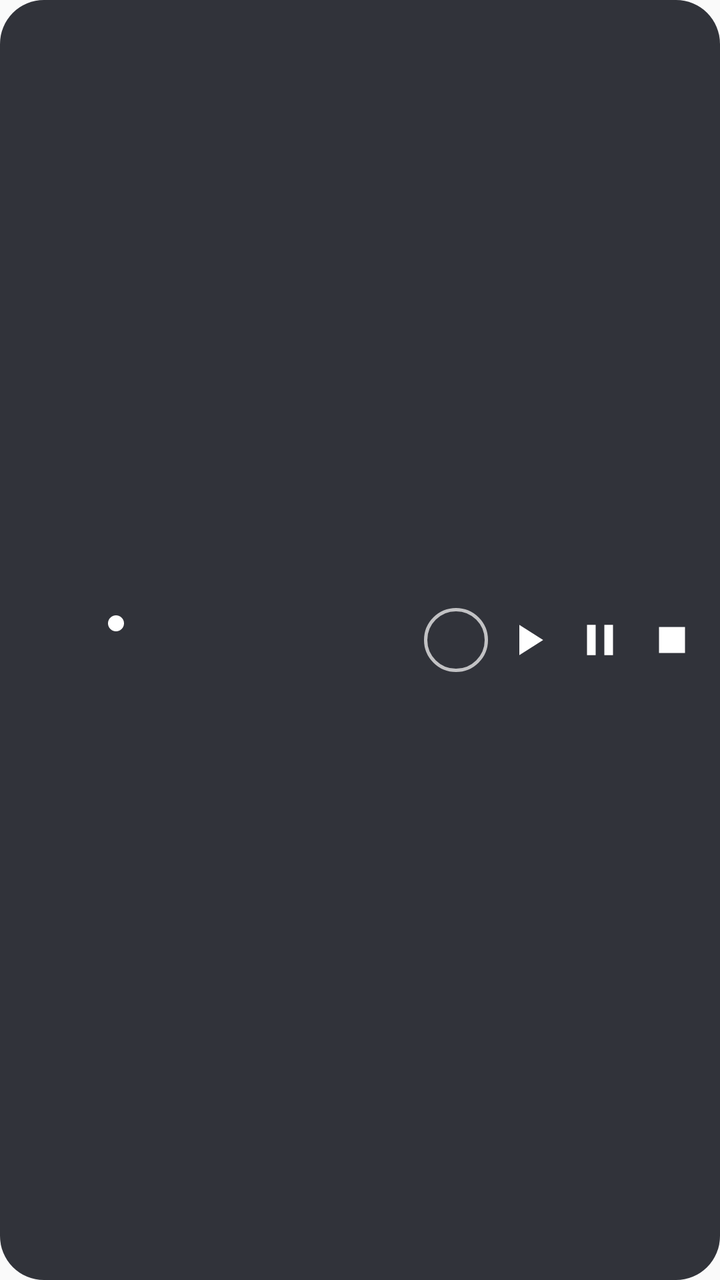
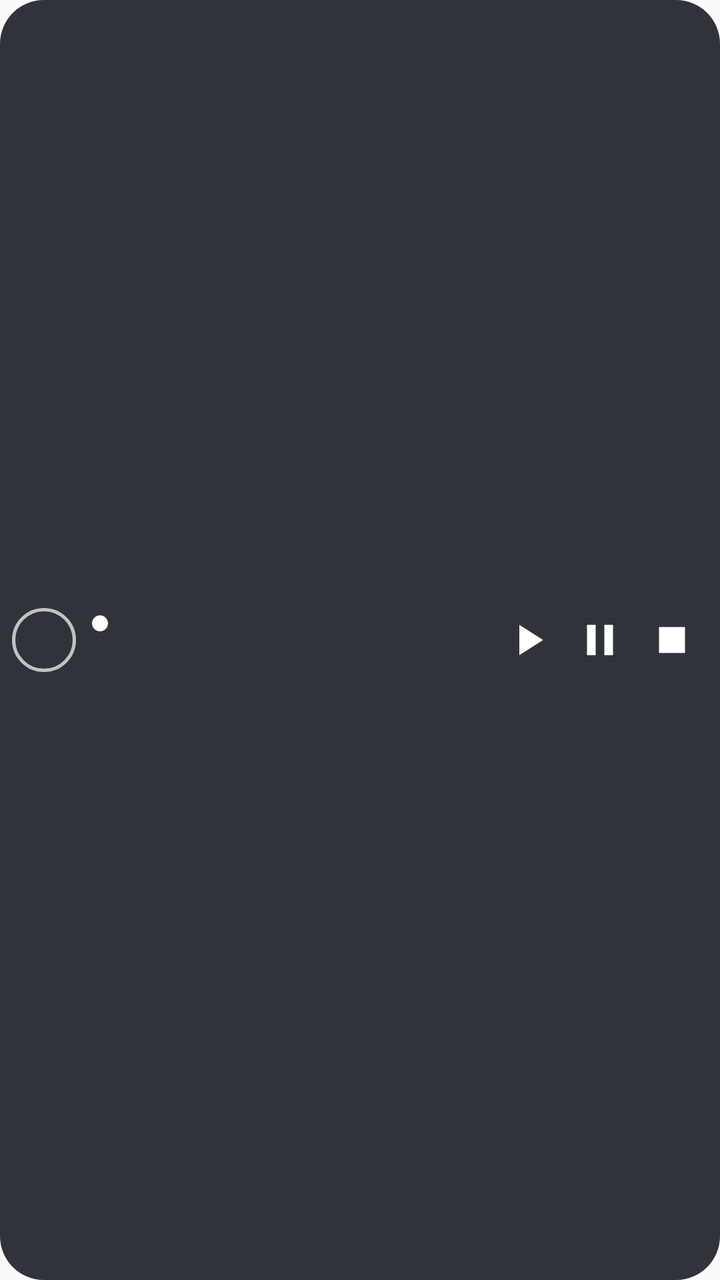

Screens rendered from an Android XML layout before and after an edit, with the pre-edit source and the edit as a unified diff.
<!-- AndroidManifest.xml: application theme Theme.TB2Cal -->
<!-- res/layout/widget_tb2cal.xml -->
<?xml version="1.0" encoding="utf-8"?>
<FrameLayout xmlns:android="http://schemas.android.com/apk/res/android"
    android:id="@+id/root"
    android:layout_width="match_parent"
    android:layout_height="match_parent"
    android:background="@drawable/widget_bg"
    android:padding="6dp">

    <LinearLayout
        android:id="@+id/controls"
        android:layout_width="match_parent"
        android:layout_height="match_parent"
        android:gravity="center_vertical"
        android:orientation="horizontal">

        <ImageView
            android:id="@+id/icon"
            android:layout_width="40dp"
            android:layout_height="40dp"
            android:contentDescription="@string/app_name"
            android:src="@mipmap/ic_launcher" />

        <LinearLayout
            android:id="@+id/block"
            android:layout_width="0dp"
            android:layout_height="match_parent"
            android:layout_marginStart="8dp"
            android:layout_weight="1"
            android:gravity="center_vertical"
            android:orientation="vertical">

            <LinearLayout
                android:layout_width="wrap_content"
                android:layout_height="wrap_content"
                android:gravity="center_vertical"
                android:orientation="horizontal">

                <ImageView
                    android:id="@+id/dot"
                    android:layout_width="8dp"
                    android:layout_height="8dp"
                    android:layout_marginEnd="5dp"
                    android:contentDescription="@null"
                    android:src="@drawable/widget_dot" />

                <TextView
                    android:id="@+id/name"
                    android:layout_width="wrap_content"
                    android:layout_height="wrap_content"
                    android:ellipsize="end"
                    android:maxLines="1"
                    android:textColor="#FFFFFFFF"
                    android:textSize="14sp"
                    android:textStyle="bold" />
            </LinearLayout>

            <TextView
                android:id="@+id/sub"
                android:layout_width="wrap_content"
                android:layout_height="wrap_content"
                android:maxLines="1"
                android:textColor="#B3FFFFFF"
                android:textSize="12sp" />

            <Chronometer
                android:id="@+id/time"
                android:layout_width="wrap_content"
                android:layout_height="wrap_content"
                android:textColor="#E6FFFFFF"
                android:textSize="12sp"
                android:visibility="gone" />
        </LinearLayout>

        <TextView
            android:id="@+id/mode"
            android:layout_width="32dp"
            android:layout_height="32dp"
            android:layout_marginEnd="2dp"
            android:background="@drawable/widget_mode_bg"
            android:gravity="center"
            android:textColor="#FFFFFFFF"
            android:textSize="15sp"
            android:textStyle="bold" />

        <ImageButton
            android:id="@+id/play"
            android:layout_width="36dp"
            android:layout_height="40dp"
            android:background="@android:color/transparent"
            android:contentDescription="Start"
            android:src="@drawable/ic_w_play" />

        <ImageButton
            android:id="@+id/pause"
            android:layout_width="36dp"
            android:layout_height="40dp"
            android:background="@android:color/transparent"
            android:contentDescription="Pause"
            android:src="@drawable/ic_w_pause" />

        <ImageButton
            android:id="@+id/stop"
            android:layout_width="36dp"
            android:layout_height="40dp"
            android:background="@android:color/transparent"
            android:contentDescription="Stop"
            android:src="@drawable/ic_w_stop" />

        <ImageButton
            android:id="@+id/complete"
            android:layout_width="36dp"
            android:layout_height="40dp"
            android:background="@android:color/transparent"
            android:contentDescription="Complete"
            android:src="@drawable/ic_w_check"
            android:visibility="gone" />
    </LinearLayout>

    <TextView
        android:id="@+id/completed"
        android:layout_width="match_parent"
        android:layout_height="match_parent"
        android:gravity="center"
        android:text="Completed! Tap to register."
        android:textColor="#FFFFFFFF"
        android:textSize="15sp"
        android:textStyle="bold"
        android:visibility="gone" />
</FrameLayout>
<!-- resources referenced by this layout -->
<resources>
  <!-- drawable ic_w_check (drawable) -->
  <vector xmlns:android="http://schemas.android.com/apk/res/android"
      android:width="26dp"
      android:height="26dp"
      android:viewportWidth="24"
      android:viewportHeight="24">
      <path
          android:fillColor="#FFFFFFFF"
          android:pathData="M9,16.17L4.83,12l-1.42,1.41L9,19 21,7l-1.41,-1.41z" />
  </vector>
  <!-- drawable ic_w_pause (drawable) -->
  <vector xmlns:android="http://schemas.android.com/apk/res/android"
      android:width="26dp"
      android:height="26dp"
      android:viewportWidth="24"
      android:viewportHeight="24">
      <path
          android:fillColor="#FFFFFFFF"
          android:pathData="M6,19h4V5H6v14zM14,5v14h4V5h-4z" />
  </vector>
  <!-- drawable ic_w_play (drawable) -->
  <vector xmlns:android="http://schemas.android.com/apk/res/android"
      android:width="26dp"
      android:height="26dp"
      android:viewportWidth="24"
      android:viewportHeight="24">
      <path
          android:fillColor="#FFFFFFFF"
          android:pathData="M8,5v14l11,-7z" />
  </vector>
  <!-- drawable ic_w_stop (drawable) -->
  <vector xmlns:android="http://schemas.android.com/apk/res/android"
      android:width="26dp"
      android:height="26dp"
      android:viewportWidth="24"
      android:viewportHeight="24">
      <path
          android:fillColor="#FFFFFFFF"
          android:pathData="M6,6h12v12H6z" />
  </vector>
  <!-- drawable widget_bg (drawable) -->
  <?xml version="1.0" encoding="utf-8"?>
  <shape xmlns:android="http://schemas.android.com/apk/res/android" android:shape="rectangle">
      <solid android:color="#E61C1F26" />
      <corners android:radius="22dp" />
  </shape>
  <!-- drawable widget_dot (drawable) -->
  <?xml version="1.0" encoding="utf-8"?>
  <shape xmlns:android="http://schemas.android.com/apk/res/android" android:shape="oval">
      <solid android:color="#FFFFFFFF" />
  </shape>
  <!-- drawable widget_mode_bg (drawable) -->
  <?xml version="1.0" encoding="utf-8"?>
  <shape xmlns:android="http://schemas.android.com/apk/res/android" android:shape="oval">
      <stroke android:width="1.5dp" android:color="#B3FFFFFF" />
  </shape>
  <!-- mipmap ic_launcher (mipmap-anydpi-v26) -->
  <?xml version="1.0" encoding="utf-8"?>
  <adaptive-icon xmlns:android="http://schemas.android.com/apk/res/android">
      <background android:drawable="@color/ic_launcher_bg" />
      <foreground android:drawable="@drawable/ic_launcher_foreground" />
      <monochrome android:drawable="@drawable/ic_launcher_foreground" />
  </adaptive-icon>
  <string name="app_name">TB2Cal</string>
  <style name="Theme.TB2Cal" parent="android:Theme.Material.Light.NoActionBar" />
  <color name="ic_launcher_bg">#1565C0</color>
  <!-- drawable ic_launcher_foreground (drawable) -->
  <vector xmlns:android="http://schemas.android.com/apk/res/android"
      android:width="108dp"
      android:height="108dp"
      android:viewportWidth="108"
      android:viewportHeight="108">
      <group
          android:scaleX="2"
          android:scaleY="2"
          android:translateX="30"
          android:translateY="30">
          <path
              android:fillColor="#FFFFFFFF"
              android:pathData="M19,4h-1V2h-2v2H8V2H6v2H5C3.89,4 3,4.9 3,6v14c0,1.1 0.89,2 2,2h14c1.1,0 2,-0.9 2,-2V6C21,4.9 20.1,4 19,4zM19,20H5V9h14V20z" />
          
          <path
              android:fillColor="#FFFFFFFF"
              android:pathData="M6.2,11H11.2V12.5H9.5V18H7.9V12.5H6.2Z" />
          
          <path
              android:fillColor="#FFFFFFFF"
              android:fillType="evenOdd"
              android:pathData="M12.2,11H15.6C16.9,11 17.7,11.75 17.7,12.8C17.7,13.5 17.3,14.05 16.7,14.3C17.5,14.55 18,15.2 18,16.05C18,17.2 17.1,18 15.8,18H12.2ZM13.8,12.35V13.75H15.3C15.8,13.75 16.1,13.45 16.1,13.05C16.1,12.65 15.8,12.35 15.3,12.35ZM13.8,15.05V16.65H15.5C16.05,16.65 16.4,16.3 16.4,15.85C16.4,15.4 16.05,15.05 15.5,15.05Z" />
      </group>
  </vector>
</resources>

<!-- the commit's change to res/layout/widget_tb2cal.xml (unified diff, before → after) -->
@@ -13,18 +13,21 @@
         android:gravity="center_vertical"
         android:orientation="horizontal">
 
-        <ImageView
-            android:id="@+id/icon"
-            android:layout_width="40dp"
-            android:layout_height="40dp"
-            android:contentDescription="@string/app_name"
-            android:src="@mipmap/ic_launcher" />
+        <TextView
+            android:id="@+id/mode"
+            android:layout_width="32dp"
+            android:layout_height="32dp"
+            android:layout_marginEnd="8dp"
+            android:background="@drawable/widget_mode_bg"
+            android:gravity="center"
+            android:textColor="#FFFFFFFF"
+            android:textSize="15sp"
+            android:textStyle="bold" />
 
         <LinearLayout
             android:id="@+id/block"
             android:layout_width="0dp"
             android:layout_height="match_parent"
-            android:layout_marginStart="8dp"
             android:layout_weight="1"
             android:gravity="center_vertical"
             android:orientation="vertical">
@@ -71,16 +74,19 @@
                 android:visibility="gone" />
         </LinearLayout>
 
-        <TextView
-            android:id="@+id/mode"
-            android:layout_width="32dp"
-            android:layout_height="32dp"
-            android:layout_marginEnd="2dp"
-            android:background="@drawable/widget_mode_bg"
-            android:gravity="center"
-            android:textColor="#FFFFFFFF"
-            android:textSize="15sp"
-            android:textStyle="bold" />
+
+        <ImageButton
+            android:id="@+id/complete"
+            android:layout_width="30dp"
+            android:layout_height="30dp"
+            android:layout_marginStart="4dp"
+            android:layout_marginEnd="3dp"
+            android:background="@drawable/widget_check_square"
+            android:contentDescription="Complete"
+            android:padding="4dp"
+            android:scaleType="fitCenter"
+            android:src="@drawable/ic_w_check"
+            android:visibility="gone" />
 
         <ImageButton
             android:id="@+id/play"
@@ -106,14 +112,6 @@
             android:contentDescription="Stop"
             android:src="@drawable/ic_w_stop" />
 
-        <ImageButton
-            android:id="@+id/complete"
-            android:layout_width="36dp"
-            android:layout_height="40dp"
-            android:background="@android:color/transparent"
-            android:contentDescription="Complete"
-            android:src="@drawable/ic_w_check"
-            android:visibility="gone" />
     </LinearLayout>
 
     <TextView
<!-- resource entries referenced after the edit -->
@@ -46,6 +46,13 @@
       <solid android:color="#E61C1F26" />
       <corners android:radius="22dp" />
   </shape>
+  <!-- drawable widget_check_square (drawable) -->
+  <?xml version="1.0" encoding="utf-8"?>
+  <shape xmlns:android="http://schemas.android.com/apk/res/android" android:shape="rectangle">
+      <solid android:color="#00000000" />
+      <stroke android:width="1.5dp" android:color="#E6FFFFFF" />
+      <corners android:radius="5dp" />
+  </shape>
   <!-- drawable widget_dot (drawable) -->
   <?xml version="1.0" encoding="utf-8"?>
   <shape xmlns:android="http://schemas.android.com/apk/res/android" android:shape="oval">
@@ -56,40 +63,6 @@
   <shape xmlns:android="http://schemas.android.com/apk/res/android" android:shape="oval">
       <stroke android:width="1.5dp" android:color="#B3FFFFFF" />
   </shape>
-  <!-- mipmap ic_launcher (mipmap-anydpi-v26) -->
-  <?xml version="1.0" encoding="utf-8"?>
-  <adaptive-icon xmlns:android="http://schemas.android.com/apk/res/android">
-      <background android:drawable="@color/ic_launcher_bg" />
-      <foreground android:drawable="@drawable/ic_launcher_foreground" />
-      <monochrome android:drawable="@drawable/ic_launcher_foreground" />
-  </adaptive-icon>
-  <string name="app_name">TB2Cal</string>
   <style name="Theme.TB2Cal" parent="android:Theme.Material.Light.NoActionBar" />
-  <color name="ic_launcher_bg">#1565C0</color>
-  <!-- drawable ic_launcher_foreground (drawable) -->
-  <vector xmlns:android="http://schemas.android.com/apk/res/android"
-      android:width="108dp"
-      android:height="108dp"
-      android:viewportWidth="108"
-      android:viewportHeight="108">
-      <group
-          android:scaleX="2"
-          android:scaleY="2"
-          android:translateX="30"
-          android:translateY="30">
-          <path
-              android:fillColor="#FFFFFFFF"
-              android:pathData="M19,4h-1V2h-2v2H8V2H6v2H5C3.89,4 3,4.9 3,6v14c0,1.1 0.89,2 2,2h14c1.1,0 2,-0.9 2,-2V6C21,4.9 20.1,4 19,4zM19,20H5V9h14V20z" />
-          
-          <path
-              android:fillColor="#FFFFFFFF"
-              android:pathData="M6.2,11H11.2V12.5H9.5V18H7.9V12.5H6.2Z" />
-          
-          <path
-              android:fillColor="#FFFFFFFF"
-              android:fillType="evenOdd"
-              android:pathData="M12.2,11H15.6C16.9,11 17.7,11.75 17.7,12.8C17.7,13.5 17.3,14.05 16.7,14.3C17.5,14.55 18,15.2 18,16.05C18,17.2 17.1,18 15.8,18H12.2ZM13.8,12.35V13.75H15.3C15.8,13.75 16.1,13.45 16.1,13.05C16.1,12.65 15.8,12.35 15.3,12.35ZM13.8,15.05V16.65H15.5C16.05,16.65 16.4,16.3 16.4,15.85C16.4,15.4 16.05,15.05 15.5,15.05Z" />
-      </group>
-  </vector>
 </resources>
 
